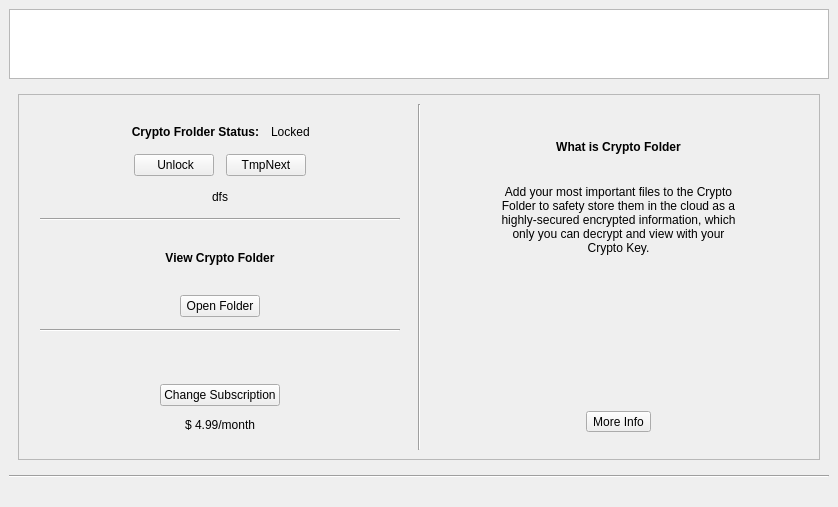
The window that pcloudwindow.ui (pcloudcom/psyncgui) describes before a commit, drawn with Qt 5.
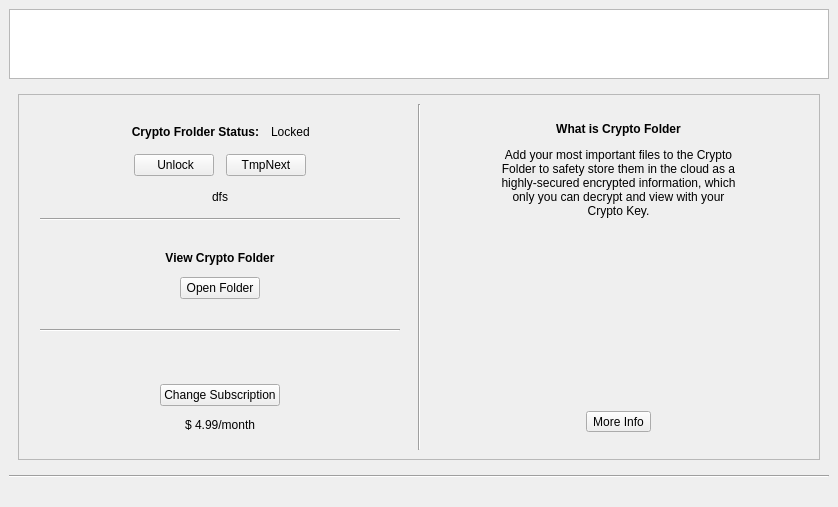
The same window after the commit. The open tabs and pages were chosen to show the change. Icons and pictures are not drawn.

Commit message:
SLX-288 | gen
ui updates(rc)

```diff
--- a/pcloudwindow.ui
+++ b/pcloudwindow.ui
@@ -1831,6 +1831,19 @@
                  </item>
                  <item>
                   <layout class="QVBoxLayout" name="verticalLayout_46">
+                   <item>
+                    <spacer name="verticalSpacer_2">
+                     <property name="orientation">
+                      <enum>Qt::Vertical</enum>
+                     </property>
+                     <property name="sizeHint" stdset="0">
+                      <size>
+                       <width>20</width>
+                       <height>40</height>
+                      </size>
+                     </property>
+                    </spacer>
+                   </item>
                    <item>
                     <widget class="QLabel" name="label_25">
                      <property name="text">
@@ -1881,6 +1894,19 @@
                      </item>
                     </layout>
                    </item>
+                   <item>
+                    <spacer name="verticalSpacer_3">
+                     <property name="orientation">
+                      <enum>Qt::Vertical</enum>
+                     </property>
+                     <property name="sizeHint" stdset="0">
+                      <size>
+                       <width>20</width>
+                       <height>40</height>
+                      </size>
+                     </property>
+                    </spacer>
+                   </item>
                   </layout>
                  </item>
                  <item>
@@ -1995,6 +2021,19 @@
                    </item>
                   </layout>
                  </item>
+                 <item>
+                  <spacer name="verticalSpacer_5">
+                   <property name="orientation">
+                    <enum>Qt::Vertical</enum>
+                   </property>
+                   <property name="sizeHint" stdset="0">
+                    <size>
+                     <width>20</width>
+                     <height>40</height>
+                    </size>
+                   </property>
+                  </spacer>
+                 </item>
                  <item>
                   <layout class="QHBoxLayout" name="horizontalLayout_43">
                    <item>
@@ -2035,6 +2074,19 @@
                    </item>
                   </layout>
                  </item>
+                 <item>
+                  <spacer name="verticalSpacer_6">
+                   <property name="orientation">
+                    <enum>Qt::Vertical</enum>
+                   </property>
+                   <property name="sizeHint" stdset="0">
+                    <size>
+                     <width>20</width>
+                     <height>40</height>
+                    </size>
+                   </property>
+                  </spacer>
+                 </item>
                  <item>
                   <layout class="QHBoxLayout" name="horizontalLayout_46">
                    <item>
```
Left out of the diff: 38 changed lines with no effect on the pictures.
